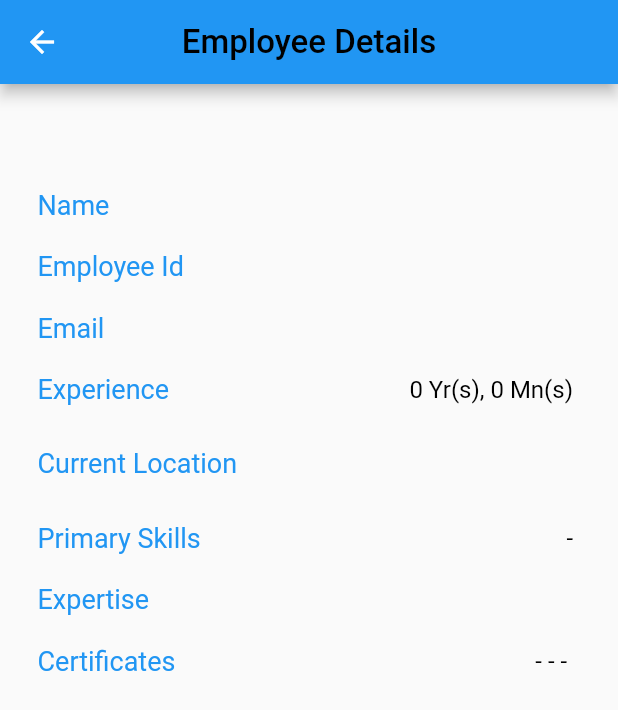
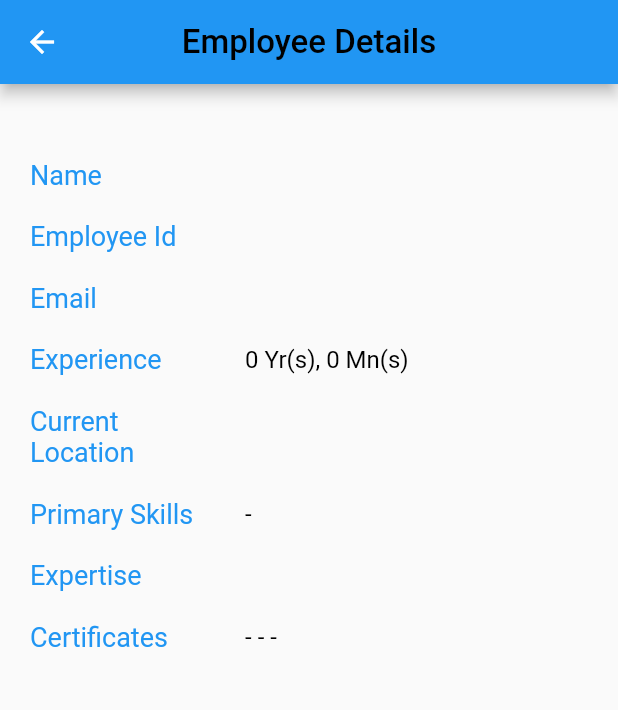
Before and after one commit to nishanthchandra90/ipp, a Flutter app: the ShowEmployeeScreen screen opened directly with empty values, on a phone screen of 412 x 824 dp. Shown: the top 710 px of the screen. Run offline on Flutter 3.47's test engine with Material 2 defaults, Android fonts, the phone set to English and light mode, and no system bars; our stand-ins replace basic_utils, numberpicker, page_view_indicators; network calls fail.

Commit message:
Fixed project, employee details screen

```diff
--- a/internal_portal_projects/lib/screens/admin_screens/admin_matches_tab.dart
+++ b/internal_portal_projects/lib/screens/admin_screens/admin_matches_tab.dart
@@ -75,7 +75,7 @@ class _MatchesTabScreenState extends State<MatchesTabScreen> {
     var matchedScreen = new ShowMatchedScreen(projectId, matchedCandidates);
     var showAppliedScreen = new ShowAppliedScreen(projectId, appliedCandidates);
     Widget projId = IPPText.simpleText('Project ' + projectId,
-        fontWeight: FontWeight.bold, fontSize: 18, color: Colors.blue);
+        fontWeight: FontWeight.bold, color: Colors.blue);
     Widget projLoc = IPPText.simpleText(project.currLocation, fontSize: 15);
     Widget matched = _clickableText(
         'Matched: ' + matchedCandidates.length.toString(),
@@ -118,7 +118,7 @@ class _MatchesTabScreenState extends State<MatchesTabScreen> {
       height: 50,
       child: ListTile(
         leading: projId,
-        title: projLoc,
+        trailing: projLoc,
       ),
     );
   }
--- a/internal_portal_projects/lib/screens/admin_screens/applied_candidates.dart
+++ b/internal_portal_projects/lib/screens/admin_screens/applied_candidates.dart
@@ -27,6 +27,7 @@ class ShowAppliedScreenState extends State<ShowAppliedScreen> {
         body: Padding(
       padding: EdgeInsets.fromLTRB(0, 30, 0, 0),
       child: Column(
+        mainAxisAlignment: MainAxisAlignment.spaceBetween,
         children: <Widget>[
           IPPText.simpleText("Applied Candidates",
               color: Colors.blue, fontSize: 20),
--- a/internal_portal_projects/lib/screens/admin_screens/show_employee_detail.dart
+++ b/internal_portal_projects/lib/screens/admin_screens/show_employee_detail.dart
@@ -30,7 +30,7 @@ class ShowEmployeeState extends State<ShowEmployeeScreen> {
 
   Widget _displayEmployeeDetails(EmployeeDetails employee) {
     return Padding(
-      padding: EdgeInsets.fromLTRB(20, 70, 10, 0),
+      padding: EdgeInsets.fromLTRB(20, 50, 2, 0),
       child: new SingleChildScrollView(
           child: Column(
               mainAxisAlignment: MainAxisAlignment.spaceBetween,
@@ -84,16 +84,22 @@ class ShowEmployeeState extends State<ShowEmployeeScreen> {
 
   _createRow(String fieldName, String fieldVal) {
     return Padding(
-        padding: EdgeInsets.fromLTRB(5, 0, 20, 0),
+        padding: EdgeInsets.fromLTRB(0, 0, 20, 0),
         child: Row(
           mainAxisAlignment: MainAxisAlignment.spaceBetween,
           children: [
-            IPPText.simpleText(fieldName,
-                fontWeight: FontWeight.bold, fontSize: 18, color: Colors.blue),
-            IPPText.simpleText(
-              fieldVal,
-              fontSize: 16,
-            )
+            Container(
+                width: MediaQuery.of(context).size.width * 0.3,
+                child: IPPText.simpleText(fieldName,
+                    fontWeight: FontWeight.bold,
+                    fontSize: 18,
+                    color: Colors.blue)),
+            Container(
+                width: MediaQuery.of(context).size.width * 0.55,
+                child: IPPText.simpleText(
+                  fieldVal,
+                  fontSize: 16,
+                ))
           ],
         ));
   }
```
Also changed, not shown: internal_portal_projects/lib/screens/admin_screens/admin_employees_tab_screen.dart (+18 -11 lines), internal_portal_projects/lib/screens/admin_screens/applicatoins_matches_detail_screen.dart (+19 -12 lines), internal_portal_projects/lib/screens/show_project_details_screen.dart (+7 -3 lines).
